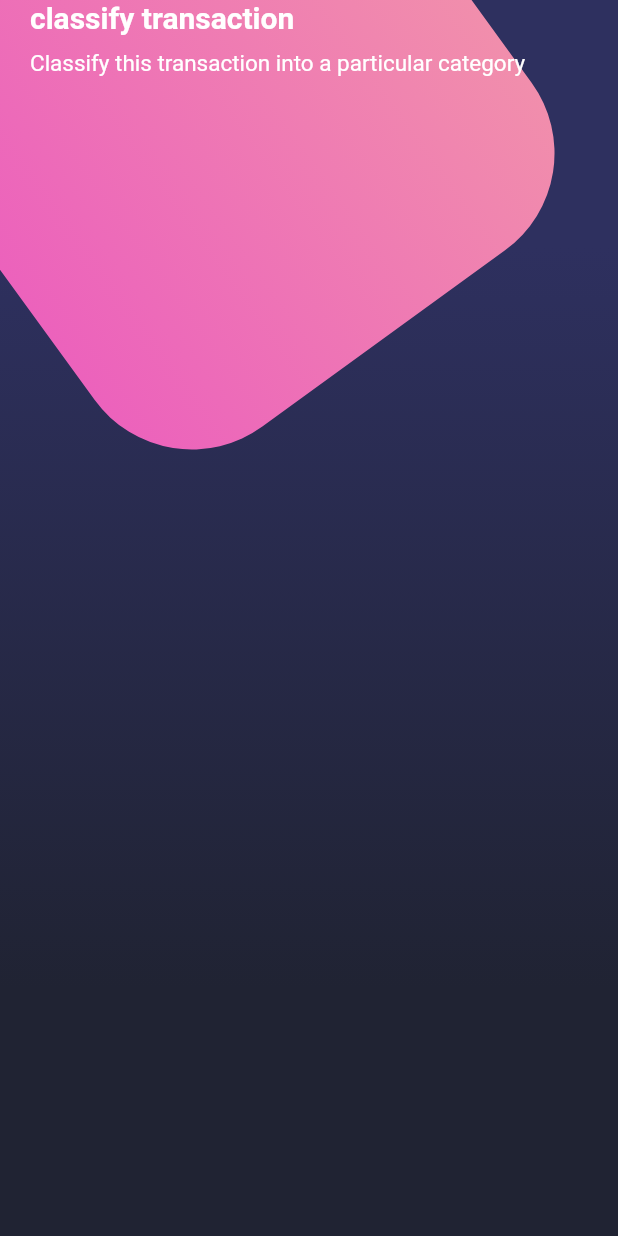
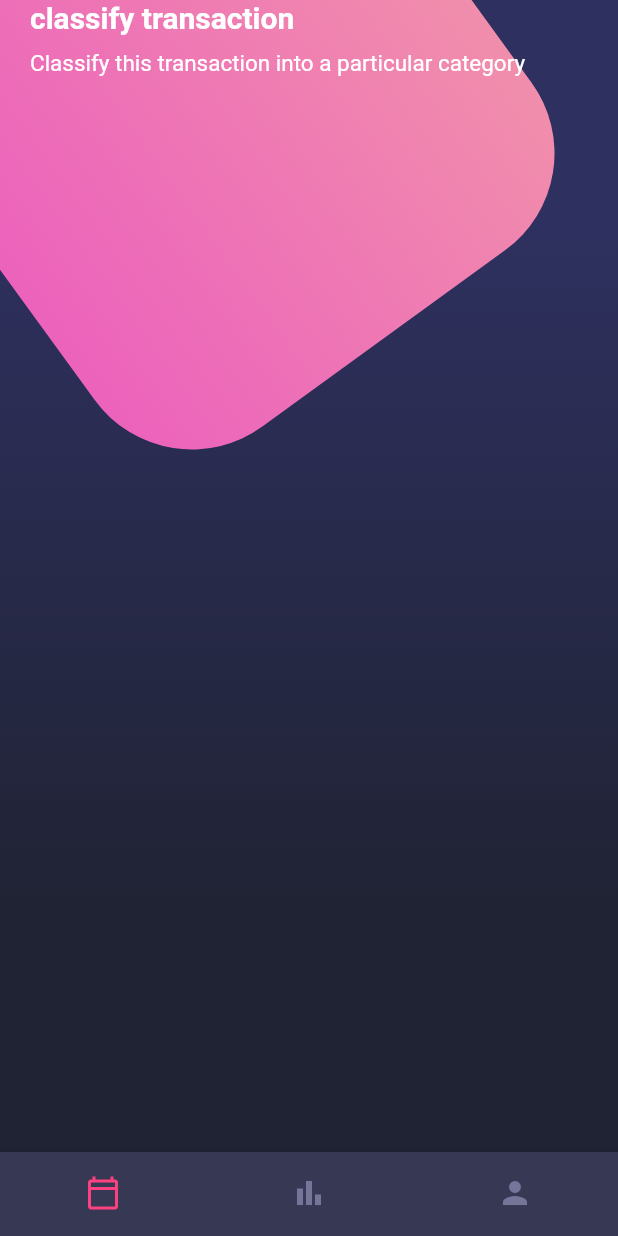
Before and after one commit to julioquintana/flutter-design-practices-basic, a Flutter app: the screen it shows after launch, on a phone screen of 412 x 824 dp. Run offline on Flutter 3.47's test engine with Material 2 defaults, Android fonts, the phone set to English and light mode, and no system bars.

Commit message:
CustomButtonNavigation done

```diff
--- a/lib/src/screens/home_creen.dart
+++ b/lib/src/screens/home_creen.dart
@@ -1,5 +1,6 @@
 import 'package:flutter/material.dart';
 import 'package:flutter_design_practices_basic/src/widgets/background.dart';
+import 'package:flutter_design_practices_basic/src/widgets/custom_button_navigator.dart';
 import 'package:flutter_design_practices_basic/src/widgets/page_title.dart';
 
 class HomeScreen extends StatelessWidget {
@@ -14,6 +15,7 @@ class HomeScreen extends StatelessWidget {
           _HomeBody(),
         ],
       ),
+      bottomNavigationBar: const CustomButtonNavigation(),
     );
   }
 }
--- /dev/null
+++ b/lib/src/widgets/custom_button_navigator.dart
@@ -0,0 +1,21 @@
+import 'package:flutter/material.dart';
+
+class CustomButtonNavigation extends StatelessWidget {
+  const CustomButtonNavigation({Key? key}) : super(key: key);
+
+  @override
+  Widget build(BuildContext context) {
+    return BottomNavigationBar(
+        currentIndex: 0,
+        showSelectedLabels: false,
+        showUnselectedLabels: false,
+        selectedItemColor: Colors.pinkAccent,
+        backgroundColor: const Color.fromRGBO(55, 57, 84, 1),
+        unselectedItemColor: const Color.fromRGBO(116, 117, 152, 1),
+        items: const [
+          BottomNavigationBarItem(icon: Icon(Icons.calendar_today_outlined), label: 'Calendar'),
+          BottomNavigationBarItem(icon: Icon(Icons.bar_chart), label: 'chart'),
+          BottomNavigationBarItem(icon: Icon(Icons.person), label: 'chart'),
+        ]);
+  }
+}
```
